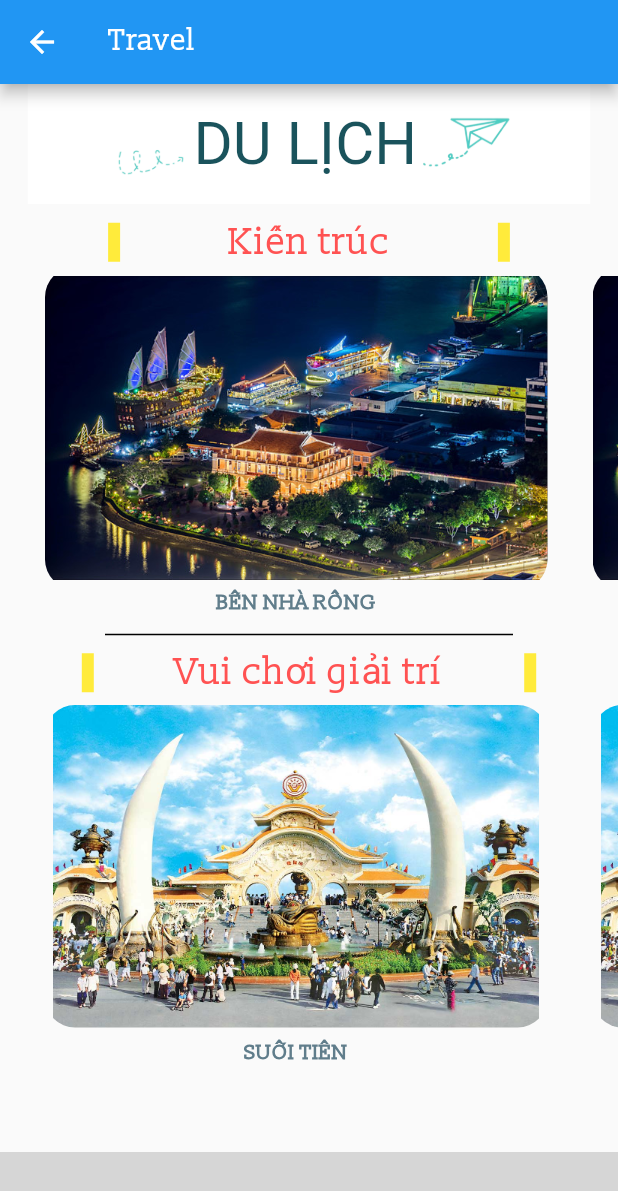
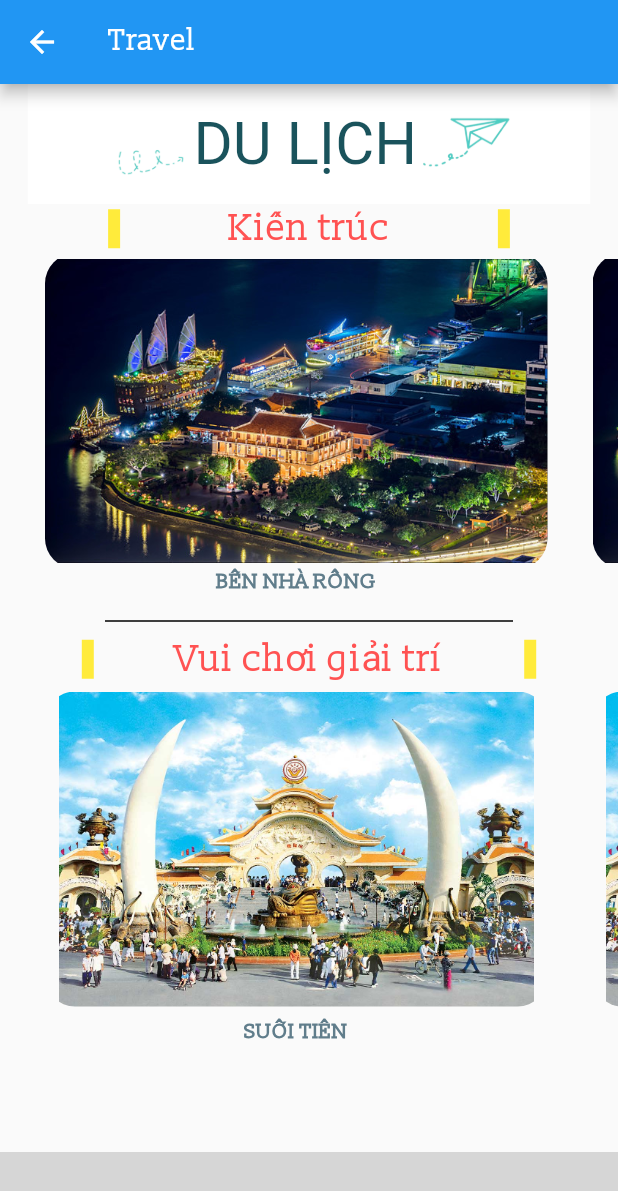
Before and after one commit to binhle3920/vn_notitia, a Flutter app: the TravelScreen screen opened directly, on a phone screen of 412 x 824 dp. Shown: the top 1191 px of the screen. Run offline on Flutter 3.47's test engine with Material 2 defaults, Android fonts, the phone set to English and light mode, and no system bars; our stand-ins replace convex_bottom_bar, flutter_swiper; grey boxes are pictures that could not be loaded.

Commit message:
Fix height and alignment

```diff
--- a/lib/view/screens/travel.dart
+++ b/lib/view/screens/travel.dart
@@ -50,7 +50,7 @@ class _TravelScreen extends State<TravelScreen> {
                   ],
                 )),
             Container(
-                padding: const EdgeInsets.only(top: 10, bottom: 1),
+                padding: const EdgeInsets.only(top: 1, bottom: 1),
                 child: Row(
                   mainAxisAlignment: MainAxisAlignment.spaceEvenly,
                   children: [
@@ -85,7 +85,7 @@ class _TravelScreen extends State<TravelScreen> {
                             child: Image.asset(
                               "assets/images/Travel_BenNhaRong.jpg",
                               width: 335,
-                              height: 215,
+                              height: 210,
                             )),
                       ),
                       Container(
@@ -109,7 +109,7 @@ class _TravelScreen extends State<TravelScreen> {
                             child: Image.asset(
                               "assets/images/Travel_BenNhaRong.jpg",
                               width: 335,
-                              height: 215,
+                              height: 210,
                             )),
                       ),
                       Container(
@@ -133,7 +133,7 @@ class _TravelScreen extends State<TravelScreen> {
                             child: Image.asset(
                               "assets/images/Travel_BenNhaRong.jpg",
                               width: 335,
-                              height: 215,
+                              height: 210,
                             )),
                       ),
                       Container(
@@ -195,7 +195,7 @@ class _TravelScreen extends State<TravelScreen> {
                             child: Image.asset(
                               "assets/images/Travel_SuoiTien.png",
                               width: 335,
-                              height: 215,
+                              height: 210,
                             )),
                       ),
                       Container(
@@ -219,7 +219,7 @@ class _TravelScreen extends State<TravelScreen> {
                             child: Image.asset(
                               "assets/images/Travel_SuoiTien.png",
                               width: 335,
-                              height: 215,
+                              height: 210,
                             )),
                       ),
                       Container(
@@ -243,7 +243,7 @@ class _TravelScreen extends State<TravelScreen> {
                             child: Image.asset(
                               "assets/images/Travel_SuoiTien.png",
                               width: 335,
-                              height: 215,
+                              height: 210,
                             )),
                       ),
                       Container(
```
